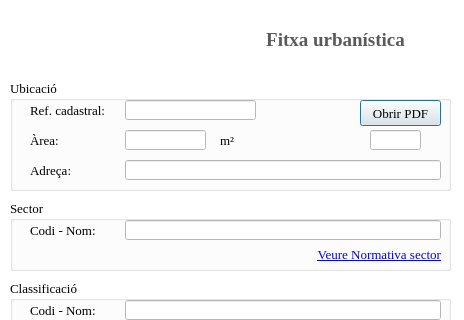
The window that src/form.ui (daviderill/gis_sjv) describes before a commit, drawn with Qt 5; both pictures show x 0 to 464 and y 0 to 320 of the 464 by 640 pixel window.
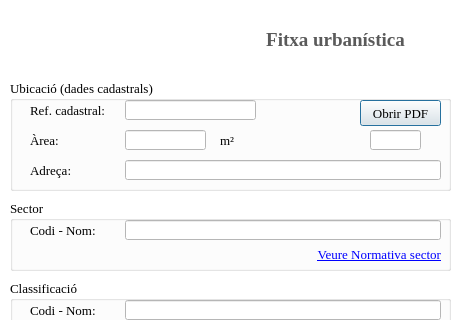
The same window after the commit. Icons and pictures are not drawn.

What changed in the file:
```diff
--- a/src/form.ui
+++ b/src/form.ui
@@ -294,7 +294,7 @@
     </font>
    </property>
    <property name="title">
-    <string>Ubicació</string>
+    <string>Ubicació (dades cadastrals)</string>
    </property>
    <widget class="QPushButton" name="btnParcelaPdf">
     <property name="geometry">
```
Left out of the diff: 2 changed lines with no effect on the pictures.
